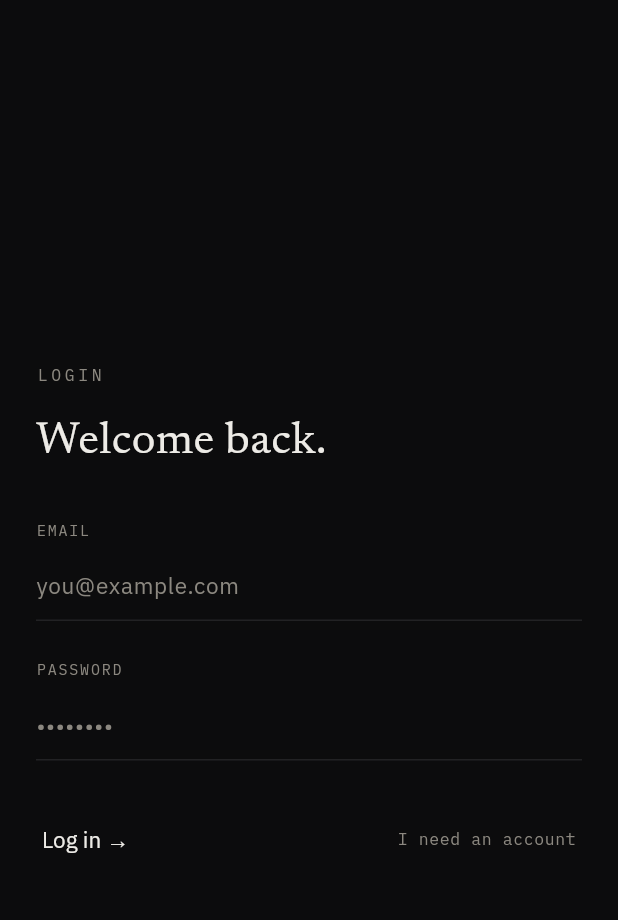
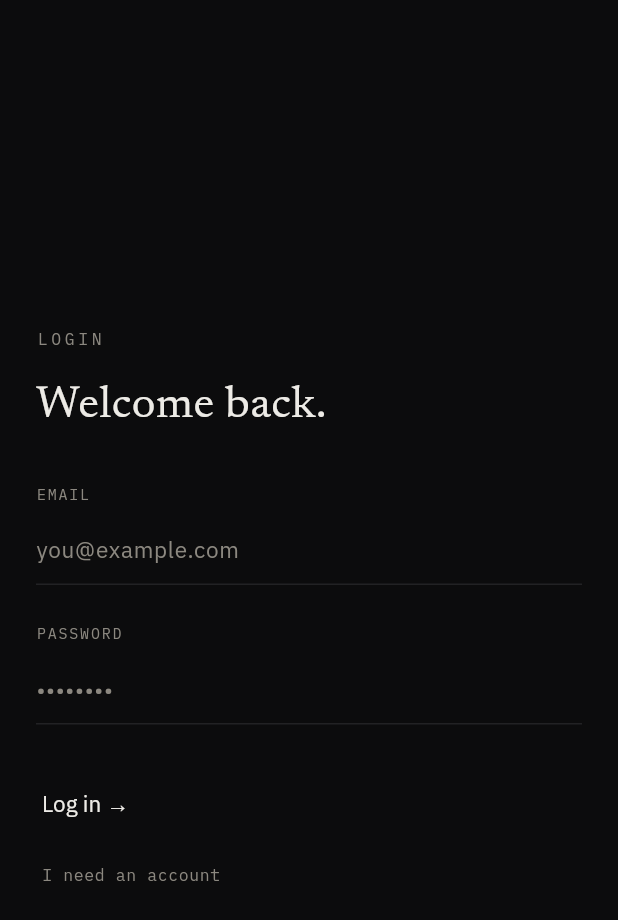
Before and after one commit to ether-exe/owniverse, a Flutter app: the AuthFormPage widget shown alone on an empty page, opened directly, on a phone screen of 412 x 824 dp. Shown: the top 920 px of the screen. Run offline on Flutter 3.47's test engine with Material 3 defaults, Android fonts, the light colour scheme and no system bars; our stand-ins replace flutter_riverpod, go_router, google_fonts, supabase_flutter; accounts and stored records are empty.

Commit message:
feat(web): build for phones too, drop the width notice
Owniverse targets mobile as well as desktop, so the 768 px limit is gone
rather than deferred.

- Two real overflows at 360 px, found by pumping the pages rather than by
  looking: the auth form's action row (18 px on login, 138 px on signup) and
  the profile handle row. Both now stack through a LayoutBuilder instead of
  shrinking.
- test/mobile_layout_test.dart holds the line: every page renders at 360 pp
  and a RenderFlex overflow fails the build.

```diff
--- a/lib/app.dart
+++ b/lib/app.dart
@@ -3,7 +3,6 @@ import 'package:flutter_riverpod/flutter_riverpod.dart';
 
 import 'core/theme.dart';
 import 'router.dart';
-import 'ui/narrow_guard.dart';
 
 class OwniverseApp extends ConsumerWidget {
   const OwniverseApp({super.key});
@@ -15,9 +14,6 @@ class OwniverseApp extends ConsumerWidget {
       debugShowCheckedModeBanner: false,
       theme: buildTheme(),
       routerConfig: ref.watch(routerProvider),
-      // D29, in one place: every route obeys the same width limit.
-      builder: (context, child) =>
-          NarrowGuard(child: child ?? const SizedBox.shrink()),
     );
   }
 }
--- a/lib/features/auth/auth_form_page.dart
+++ b/lib/features/auth/auth_form_page.dart
@@ -117,9 +117,9 @@ class _AuthFormPageState extends ConsumerState<AuthFormPage> {
             ),
             if (_error != null) QuietError(_error!),
             const SizedBox(height: 28),
-            Row(
-              children: [
-                TextButton(
+            LayoutBuilder(
+              builder: (context, constraints) {
+                final submit = TextButton(
                   onPressed: _busy ? null : _submit,
                   child: Text(
                     _busy
@@ -127,9 +127,8 @@ class _AuthFormPageState extends ConsumerState<AuthFormPage> {
                         : (_isSignUp ? 'Create account →' : 'Log in →'),
                     style: AppType.sans(size: 15, color: Palette.ink),
                   ),
-                ),
-                const Spacer(),
-                TextButton(
+                );
+                final swap = TextButton(
                   onPressed: _busy
                       ? null
                       : () => context.go(_isSignUp ? '/login' : '/signup'),
@@ -137,8 +136,17 @@ class _AuthFormPageState extends ConsumerState<AuthFormPage> {
                     _isSignUp ? 'I have an account' : 'I need an account',
                     style: AppType.mono(size: 11),
                   ),
-                ),
-              ],
+                );
+
+                // Two labels cannot share a phone width; they stack instead.
+                if (constraints.maxWidth < 420) {
+                  return Column(
+                    crossAxisAlignment: CrossAxisAlignment.start,
+                    children: [submit, swap],
+                  );
+                }
+                return Row(children: [submit, const Spacer(), swap]);
+              },
             ),
           ],
         ),
```
Also changed, not shown: lib/features/profile/profile_page.dart (+5 -4 lines), lib/ui/narrow_guard.dart (deleted, +0 -51 lines), 2 other files.
